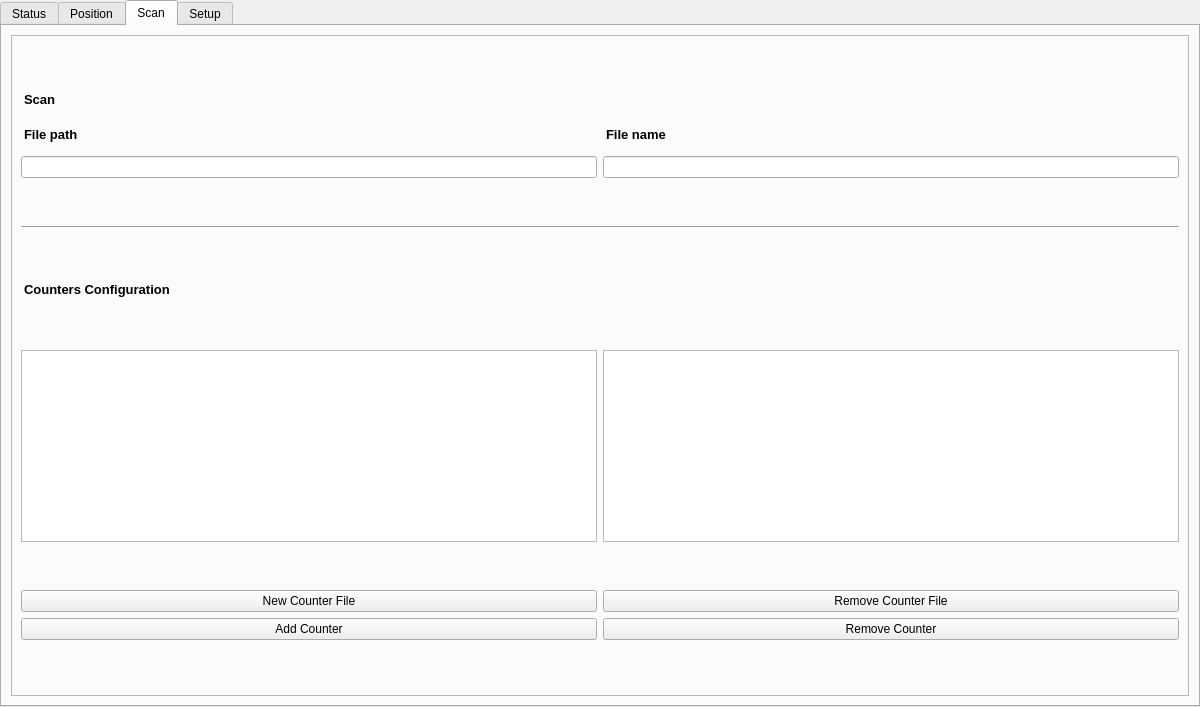
The window that gui/main.ui (HugoValim/DAF) describes before a commit, drawn with Qt 5.
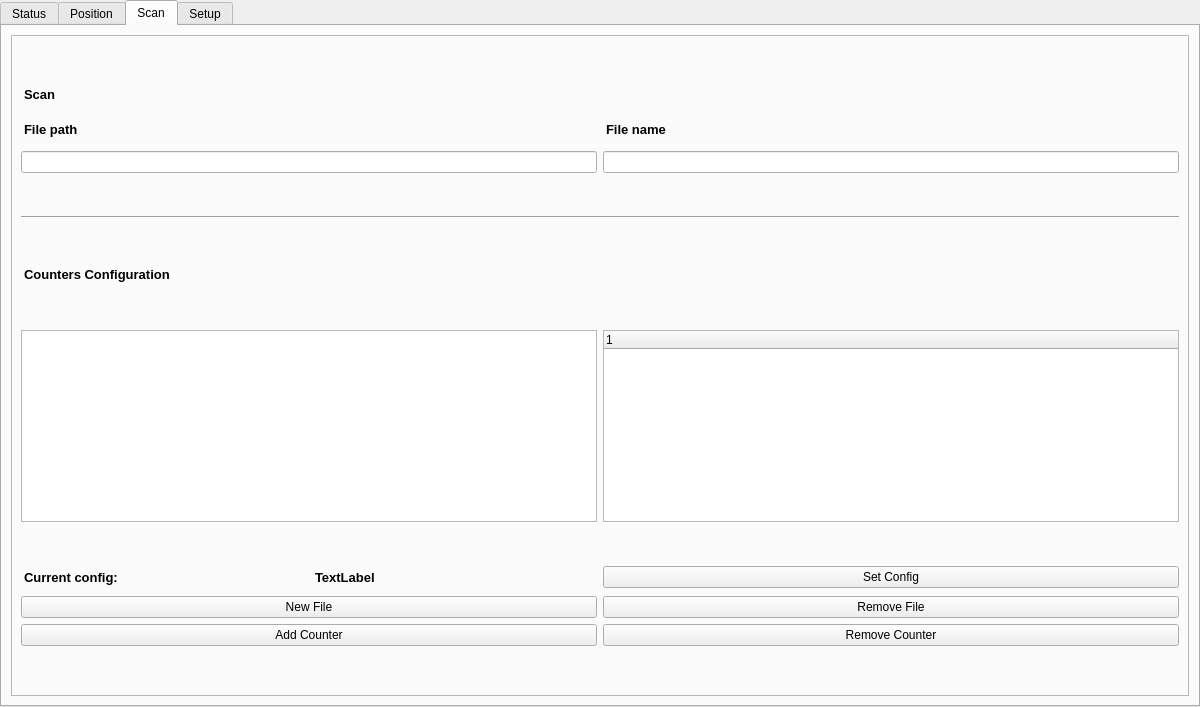
The same window after the commit. The open tabs and pages were chosen to show the change. Custom widgets are drawn as their Qt base class.

Commit message: Added some funcionalities to daf.mc, changed the data display in daf.gui scan and also added a new variable to default file called default_counters, which is used to set the default counter that'll be used in daf.scan

Diff of the .ui file:
```diff
--- a/gui/main.ui
+++ b/gui/main.ui
@@ -3917,47 +3917,77 @@
              </widget>
             </item>
             <item>
-             <widget class="QListView" name="listView">
+             <widget class="QTreeWidget" name="treeWidget_counters">
               <property name="sizePolicy">
                <sizepolicy hsizetype="Expanding" vsizetype="Fixed">
                 <horstretch>0</horstretch>
                 <verstretch>0</verstretch>
                </sizepolicy>
               </property>
+              <column>
+               <property name="text">
+                <string notr="true">1</string>
+               </property>
+              </column>
              </widget>
             </item>
            </layout>
           </item>
           <item>
            <layout class="QGridLayout" name="gridLayout_14">
-            <item row="1" column="0">
-             <widget class="QPushButton" name="pushButton_2">
+            <item row="2" column="0">
+             <widget class="QPushButton" name="pushButton_add_counter">
               <property name="text">
                <string>Add Counter</string>
               </property>
              </widget>
             </item>
-            <item row="0" column="0">
-             <widget class="QPushButton" name="pushButton">
+            <item row="1" column="0">
+             <widget class="QPushButton" name="pushButton_new_counter_file">
               <property name="text">
-               <string>New Counter File</string>
-              </property>
-             </widget>
-            </item>
-            <item row="0" column="1">
-             <widget class="QPushButton" name="pushButton_3">
-              <property name="text">
-               <string>Remove Counter File</string>
+               <string>New File</string>
               </property>
              </widget>
             </item>
             <item row="1" column="1">
-             <widget class="QPushButton" name="pushButton_4">
+             <widget class="QPushButton" name="pushButton_remove_counter_file">
+              <property name="text">
+               <string>Remove File</string>
+              </property>
+             </widget>
+            </item>
+            <item row="2" column="1">
+             <widget class="QPushButton" name="pushButton_remove_counter">
               <property name="text">
                <string>Remove Counter</string>
               </property>
              </widget>
             </item>
+            <item row="0" column="0">
+             <layout class="QHBoxLayout" name="horizontalLayout_2">
+              <item>
+               <widget class="QLabel" name="label_54">
+                <property name="text">
+                 <string>Current config:</string>
+                </property>
+               </widget>
+              </item>
+              <item>
+               <widget class="QLabel" name="label_current_config">
+                <property name="text">
+                 <string>TextLabel</string>
+                </property>
+               </widget>
+              </item>
+             </layout>
+            </item>
+            <item row="0" column="1">
+             <widget class="QPushButton" name="pushButton_set_config_counter">
+              <property name="text">
+               <string>Set Config</string>
+              </property>
+             </widget>
+            </item>
            </layout>
           </item>
          </layout>
```
Left out of the diff: 48 changed lines with no effect on the pictures. The commit also changes 4 other files.
